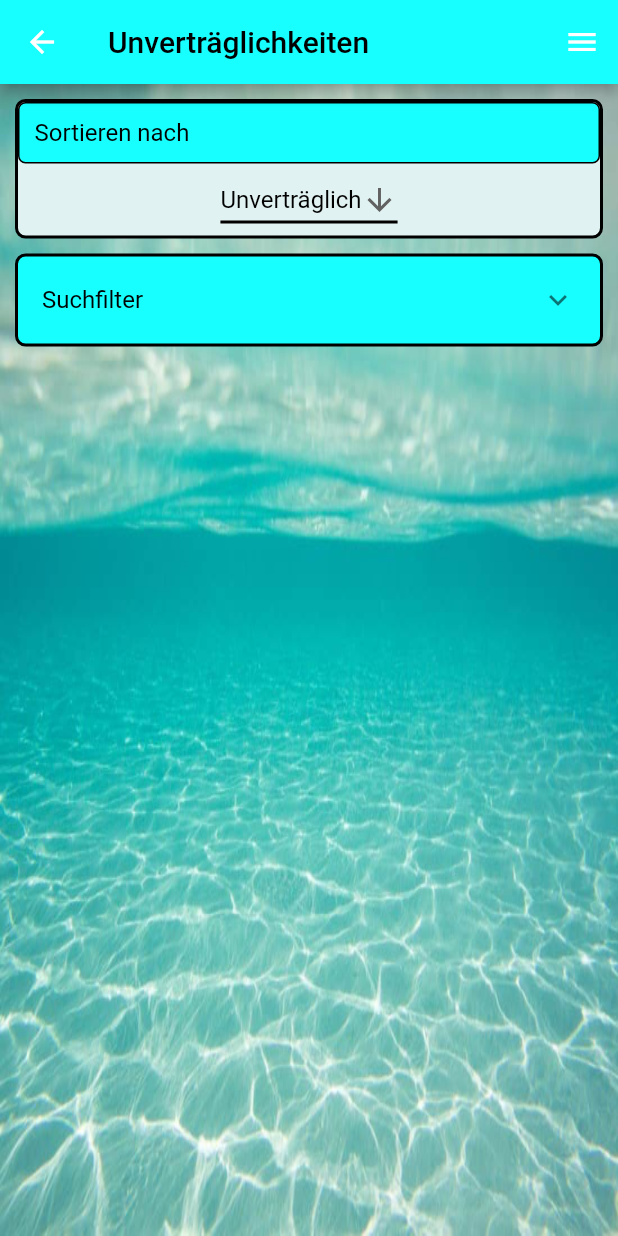
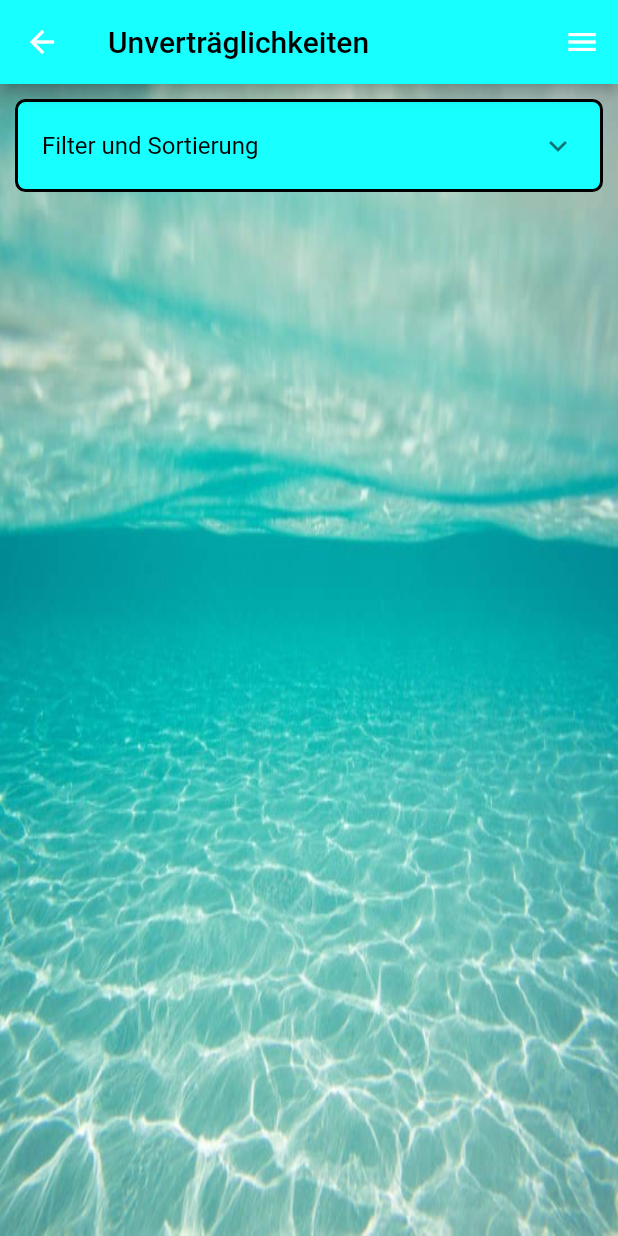
Before and after one commit to Thoughtness/Inner_Peace_v1, a Flutter app: the Infos screen opened directly, after a tap on the "menu" icon, after a tap on "Unverträglichkeiten", on a phone screen of 412 x 824 dp. Run offline on Flutter 3.47's test engine with Material 2 defaults, Android fonts, the phone set to English and light mode, and no system bars; our stand-ins replace sqflite; accounts and stored records are empty.

Commit message:
added amount to intolerances

```diff
--- a/lib/Database/DatabaseHelper.dart
+++ b/lib/Database/DatabaseHelper.dart
@@ -218,7 +218,7 @@ class DatabaseHelper {
     final db = await database;
     final List<Map<String, dynamic>> allIngredientsWithMeals = await db
         .rawQuery(
-        """SELECT ingredient.ingredientID, ingredient.ingredient, meal.meal, sum(symptoms.symptomTotal), avg(symptoms.wellbeing), avg(symptoms.flatulence), avg(symptoms.cramps), avg(symptoms.bowel)
+        """SELECT ingredient.ingredientID, ingredient.ingredient, avg(mealingredient.amount), meal.meal, sum(symptoms.symptomTotal), avg(symptoms.wellbeing), avg(symptoms.flatulence), avg(symptoms.cramps), avg(symptoms.bowel)
         FROM ingredient
         JOIN mealingredient ON ingredient.ingredientID = mealingredient.ingredientID
         JOIN meal ON mealingredient.mealID = meal.mealID
--- a/lib/Pages/Intolerances.dart
+++ b/lib/Pages/Intolerances.dart
@@ -56,11 +56,13 @@ class _Intolerances extends State<Intolerances> {
   bool symptomFreeIsChecked = true;
 
   @override
+  // ignore: must_call_super
+  void initState() {
+    allIngredientsWithSymptoms = warnings + digestible + symptomFree;
+  }
+
+  @override
   Widget build(BuildContext context) {
-    allIngredientsWithSymptoms = warnings + digestible + symptomFree;
-
-
-    print(allIngredientsWithSymptoms);
     return Scaffold(
       backgroundColor: Colors.teal[100],
       endDrawer: Menu(),
@@ -81,28 +83,30 @@ class _Intolerances extends State<Intolerances> {
           ),
           Column(
             children: [
-              Row(
+              Padding(
+                padding: EdgeInsets.fromLTRB(left, top, right, 0),
+                child: Container(
+                  decoration: thickCyan(),
+                  //ClipRRect damit wenn ExpansionTile aufgeklappt ist, dass die Ecken noch abgerundet sind. Nur mit Container sind diese aussen rund, jedoch innen eckig
+                  child: ClipRRect(
+                    borderRadius: BorderRadius.circular(5.0),
+                    child: ExpansionTile(
+                      title: Text(
+                        "Filter und Sortierung",
+                        style: myTextStyleMedium(),
+                      ),
+                      children: [
+                        Padding(
+                          padding: EdgeInsets.fromLTRB(16, 0, right, 0),
+                          child: Row(
                             mainAxisAlignment: MainAxisAlignment.center,
                             children: [
                               Flexible(
-                    child: Padding(
-                      padding: EdgeInsets.fromLTRB(
-                          this.left, this.top, this.right, 0),
-                      child: Container(
-                        decoration: thickTeal(),
-                        child: Column(
-                          children: [
-                            Container(
-                              padding: EdgeInsets.fromLTRB(
-                                  this.left, this.top, this.right, this.bottom),
-                              decoration: thinCyan(),
                                 child: Row(
                                   children: [
                                     Text("Sortieren nach",
                                         style: myTextStyleMedium()),
-                                ],
-                              ),
-                            ),
+                                    Spacer(),
                                     DropdownButton<String>(
                                       value: sort,
                                       icon: Icon(Icons.arrow_downward),
@@ -121,8 +125,6 @@ class _Intolerances extends State<Intolerances> {
                                       items: <String>[
                                         'Unverträglich',
                                         'Verträglich',
-                                // 'Auftreten der Symptome ↑',
-                                // 'Auftreten der Symptome ↓',
                                       ].map<DropdownMenuItem<String>>((String value) {
                                         return DropdownMenuItem<String>(
                                           value: value,
@@ -134,16 +136,10 @@ class _Intolerances extends State<Intolerances> {
                                   ],
                                 ),
                               ),
+                            ],
                           ),
                         ),
-                ],
-              ),
-              Padding(
-                padding: EdgeInsets.fromLTRB(left, top, right, 0),
-                child: Container(
-                  decoration: thickCyan(),
-                  //ClipRRect damit wenn ExpansionTile aufgeklappt ist, dass die Ecken noch abgerundet sind. Nur mit Container sind diese aussen rund, jedoch innen eckig
-                  child: ClipRRect(
+                        ClipRRect(
                           borderRadius: BorderRadius.circular(5.0),
                           child: ExpansionTile(
                             title: Text(
@@ -153,15 +149,97 @@ class _Intolerances extends State<Intolerances> {
                             children: [
                               customCheckbox("Alle anzeigen", allIsChecked),
                               customCheckbox("Warnungen anzeigen", warningsIsChecked),
-                        customCheckbox(
-                            "Verträgliche anzeigen", digestibleIsChecked),
-                        customCheckbox(
-                            "Symptomfreie anzeigen", symptomFreeIsChecked),
+                              customCheckbox("Verträgliche anzeigen", digestibleIsChecked),
+                              customCheckbox("Symptomfreie anzeigen", symptomFreeIsChecked),
+                            ],
+                          ),
+                        ),
                       ],
                     ),
                   ),
                 ),
               ),
+              // Row(
+              //   mainAxisAlignment: MainAxisAlignment.center,
+              //   children: [
+              //     Flexible(
+              //       child: Padding(
+              //         padding: EdgeInsets.fromLTRB(
+              //             this.left, this.top, this.right, 0),
+              //         child: Container(
+              //           decoration: thickTeal(),
+              //           child: Column(
+              //             children: [
+              //               Container(
+              //                 padding: EdgeInsets.fromLTRB(
+              //                     this.left, this.top, this.right, this.bottom),
+              //                 decoration: thinCyan(),
+              //                 child: Row(
+              //                   children: [
+              //                     Text("Sortieren nach",
+              //                         style: myTextStyleMedium()),
+              //                   ],
+              //                 ),
+              //               ),
+              //               DropdownButton<String>(
+              //                 value: sort,
+              //                 icon: Icon(Icons.arrow_downward),
+              //                 iconSize: 24,
+              //                 elevation: 16,
+              //                 style: myTextStyleSmall(),
+              //                 underline: Container(
+              //                   height: 2,
+              //                   color: Colors.black,
+              //                 ),
+              //                 onChanged: (String? newValue) async {
+              //                   sort = newValue!;
+              //                   sortList();
+              //                   setState(() {});
+              //                 },
+              //                 items: <String>[
+              //                   'Unverträglich',
+              //                   'Verträglich',
+              //                   // 'Auftreten der Symptome ↑',
+              //                   // 'Auftreten der Symptome ↓',
+              //                 ].map<DropdownMenuItem<String>>((String value) {
+              //                   return DropdownMenuItem<String>(
+              //                     value: value,
+              //                     child:
+              //                         Text(value, style: myTextStyleMedium()),
+              //                   );
+              //                 }).toList(),
+              //               ),
+              //             ],
+              //           ),
+              //         ),
+              //       ),
+              //     ),
+              //   ],
+              // ),
+              // Padding(
+              //   padding: EdgeInsets.fromLTRB(left, top, right, 0),
+              //   child: Container(
+              //     decoration: thickCyan(),
+              //     //ClipRRect damit wenn ExpansionTile aufgeklappt ist, dass die Ecken noch abgerundet sind. Nur mit Container sind diese aussen rund, jedoch innen eckig
+              //     child: ClipRRect(
+              //       borderRadius: BorderRadius.circular(5.0),
+              //       child: ExpansionTile(
+              //         title: Text(
+              //           "Suchfilter",
+              //           style: myTextStyleMedium(),
+              //         ),
+              //         children: [
+              //           customCheckbox("Alle anzeigen", allIsChecked),
+              //           customCheckbox("Warnungen anzeigen", warningsIsChecked),
+              //           customCheckbox(
+              //               "Verträgliche anzeigen", digestibleIsChecked),
+              //           customCheckbox(
+              //               "Symptomfreie anzeigen", symptomFreeIsChecked),
+              //         ],
+              //       ),
+              //     ),
+              //   ),
+              // ),
               Expanded(
                 child: ListView.builder(
                   padding: const EdgeInsets.fromLTRB(0, 5, 0, 0),
@@ -195,8 +273,6 @@ class _Intolerances extends State<Intolerances> {
                                 children: [
                                   SymptomsRow(
                                     barName: 'Wohlbefinden',
-                                    //index: index,
-                                    //barName: 'avg(symptoms.wellbeing)',
                                     value:
                                         allIngredientsWithSymptoms[index]
                                             ['avg(symptoms.wellbeing)'],
@@ -212,11 +288,7 @@ class _Intolerances extends State<Intolerances> {
                                   ),
                                   SymptomsRow(
                                     barName: 'Krämpfe',
-                                    //index: index,
-                                    //barName: 'avg(symptoms.cramps)',
-                                    value:
-                                        allIngredientsWithSymptoms[index]
-                                            ['avg(symptoms.cramps)'],
+                                    value: allIngredientsWithSymptoms[index]['avg(symptoms.cramps)'],
                                     allIngredientsWithSymptoms:
                                         allIngredientsWithSymptoms,
                                     barLength: barLengthSymptoms(
@@ -229,13 +301,10 @@ class _Intolerances extends State<Intolerances> {
                                   ),
                                   SymptomsRow(
                                     barName: 'Blähungen',
-                                    //index: index,
-                                    //barName: 'avg(symptoms.flatulence)',
                                     value:
                                         allIngredientsWithSymptoms[index]['avg(symptoms.flatulence)'],
                                     allIngredientsWithSymptoms: allIngredientsWithSymptoms,
                                     barLength: barLengthSymptoms(allIngredientsWithSymptoms[index]['avg(symptoms.flatulence)']),
-                                    //barLength: barLengthSymptoms(index, 'avg(symptoms.flatulence)', allIngredientsWithSymptoms),
                                     opposingBarLength:
                                         opposingBarLengthSymptoms(
                                             allIngredientsWithSymptoms[index]
@@ -243,8 +312,6 @@ class _Intolerances extends State<Intolerances> {
                                   ),
                                   SymptomsRow(
                                     barName: 'Stuhlgang',
-                                    //index: index,
-                                    //barName: 'avg(symptoms.bowel)',
                                     value:
                                         allIngredientsWithSymptoms[index]
                                             ['avg(symptoms.bowel)'],
@@ -257,6 +324,19 @@ class _Intolerances extends State<Intolerances> {
                                         opposingBarLengthSymptoms(
                                             allIngredientsWithSymptoms[index]
                                                 ['avg(symptoms.bowel)']),
+                                  ),
+                                  SymptomsRow(
+                                    barName: 'Menge',
+                                    value: 11,
+                                    allIngredientsWithSymptoms:
+                                    allIngredientsWithSymptoms,
+                                    barLength: barLengthSymptoms(
+                                        allIngredientsWithSymptoms[index]
+                                        ['avg(mealingredient.amount)']),
+                                    opposingBarLength:
+                                    opposingBarLengthSymptoms(
+                                        allIngredientsWithSymptoms[index]
+                                        ['avg(mealingredient.amount)']),
                                   ),
                                 ],
                               ),
@@ -273,28 +353,28 @@ class _Intolerances extends State<Intolerances> {
                                   child: Column(
                                     children: [
                                       SymptomsRow(
-                                        barName: 'Während der Mahlzeit',
+                                        barName: 'Sofort',
                                         value: 11,
                                         allIngredientsWithSymptoms: allIngredientsWithSymptoms,
                                         barLength: symptomTimeLength = getSymptomTimeLength('Während der Mahlzeit', mealsFromIngredients, allIngredientsWithSymptoms[index]['ingredient']),
                                         opposingBarLength: getSymptomTimeTotalLength(mealsFromIngredients, allIngredientsWithSymptoms[index]['ingredient']) - symptomTimeLength,
                                       ),
                                       SymptomsRow(
-                                        barName: 'In der ersten Stunde',
+                                        barName: '<1 Stunde',
                                         value: 11,
                                         allIngredientsWithSymptoms: allIngredientsWithSymptoms,
                                         barLength: symptomTimeLength = getSymptomTimeLength('In der ersten Stunde', mealsFromIngredients, allIngredientsWithSymptoms[index]['ingredient']),
                                         opposingBarLength: getSymptomTimeTotalLength(mealsFromIngredients, allIngredientsWithSymptoms[index]['ingredient']) - symptomTimeLength,
                                       ),
                                       SymptomsRow(
-                                        barName: 'Nach 2-5 Stunden',
+                                        barName: '2-5 Stunden',
                                         value: 11,
                                         allIngredientsWithSymptoms: allIngredientsWithSymptoms,
                                         barLength: symptomTimeLength = getSymptomTimeLength('Nach 2-5 Stunden', mealsFromIngredients, allIngredientsWithSymptoms[index]['ingredient']),
                                         opposingBarLength: getSymptomTimeTotalLength(mealsFromIngredients, allIngredientsWithSymptoms[index]['ingredient']) - symptomTimeLength,
                                       ),
                                       SymptomsRow(
-                                        barName: 'Nach 5 Stunden',
+                                        barName: '>5 Stunden',
                                         value: 11,
                                         allIngredientsWithSymptoms: allIngredientsWithSymptoms,
                                         barLength: symptomTimeLength = getSymptomTimeLength('Nach 5 Stunden', mealsFromIngredients, allIngredientsWithSymptoms[index]['ingredient']),
--- a/lib/Pages/RecordMeal.dart
+++ b/lib/Pages/RecordMeal.dart
@@ -34,7 +34,7 @@ class _RecordMeal extends State<RecordMeal> {
   final double top = 10.0;
   final double right = 10.0;
   final double bottom = 0.0;
-  double amount = 0;
+  double amount = 5;
 
   @override
   Widget build(BuildContext context) {
```
Lines whose indentation alone changed are shown as unchanged.
